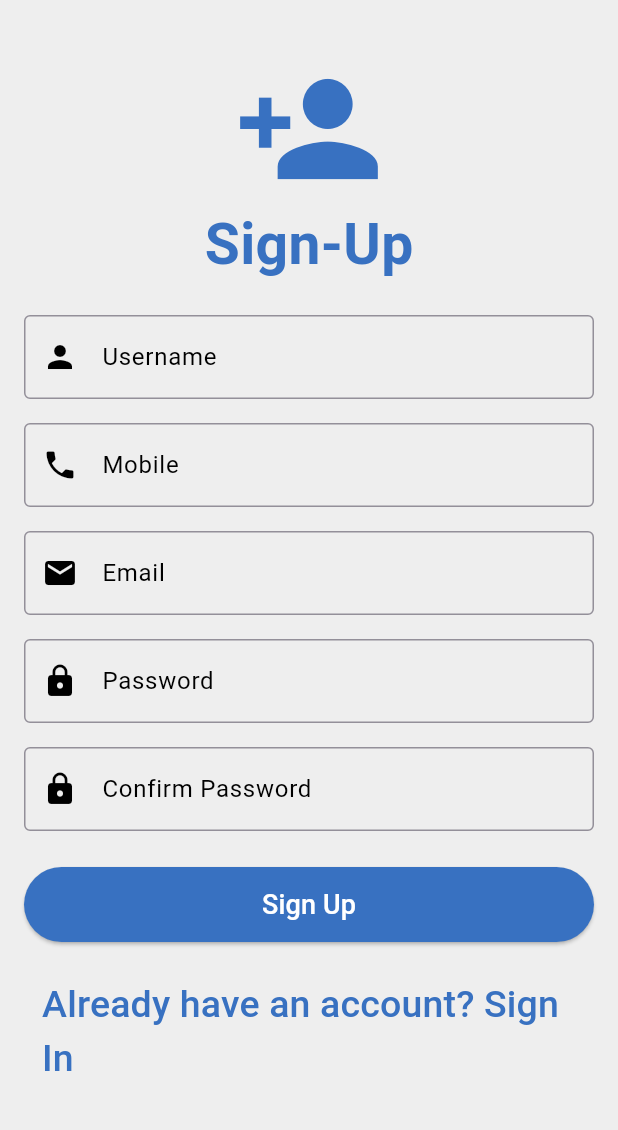
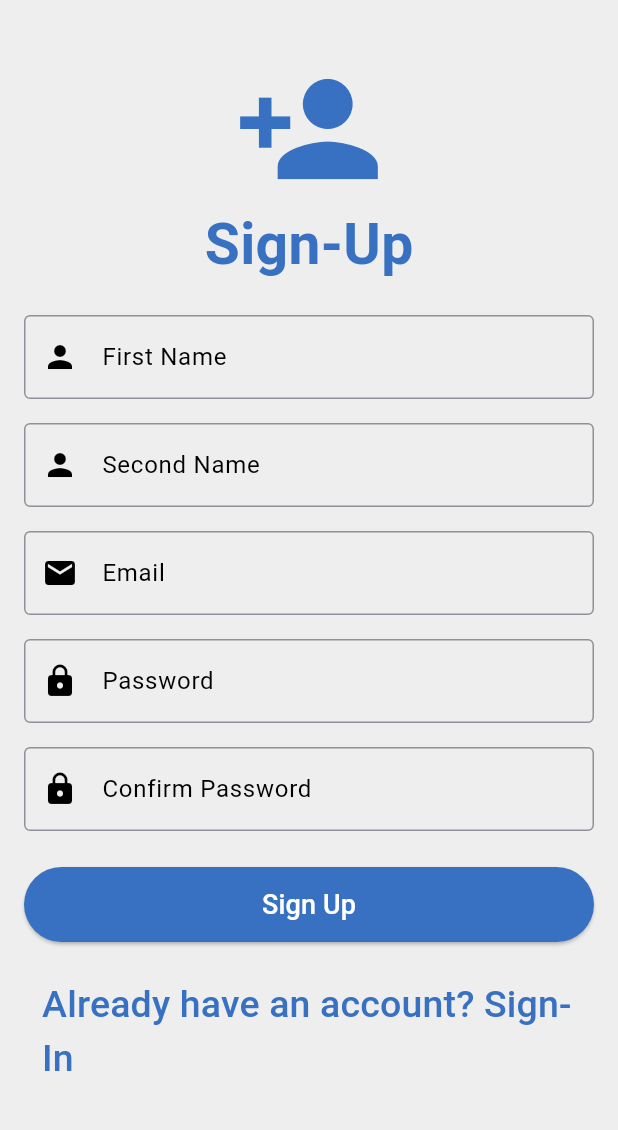
Before and after one commit to Mohammed-Ahmed11/Graduation-App, a Flutter app: the LoginPage screen opened directly, after a tap on "Login", after a tap on "Don't have an account? Sign Up", on a phone screen of 412 x 824 dp, the part 84-1214 px from its top. Run offline on Flutter 3.47's test engine with Material 3 defaults, Android fonts, the phone set to English and light mode, and no system bars; our stand-ins replace flutter_tts, image_picker, speech_to_text.

Commit message:
connect backend with front
Login & Register

```diff
--- a/home_app/smarthome/lib/login_page.dart
+++ b/home_app/smarthome/lib/login_page.dart
@@ -1,6 +1,10 @@
 import 'package:flutter/material.dart';
-import 'register_page.dart'; // Import Register Page for navigation
-import 'forget_password.dart'; // Import Forget Password Page
+import 'category_page.dart';
+import 'register_page.dart';
+import 'forget_password.dart';
+import 'package:http/http.dart' as http;
+import 'dart:convert';
+
 
 class LoginPage extends StatefulWidget {
   const LoginPage({super.key});
@@ -15,14 +19,54 @@ class _LoginPageState extends State<LoginPage> {
   final GlobalKey<FormState> _formKey = GlobalKey<FormState>();
   var bool_isLoading = false;
 
-  void _login() {
-    if (_formKey.currentState!.validate()) {
-      // Perform login logic here (e.g., Firebase authentication)
+  void _login() async {
+  if (_formKey.currentState!.validate()) {
+    setState(() {
+      bool_isLoading = true;
+    });
+
+    final String email = _emailController.text.trim();
+    final String password = _passwordController.text.trim();
+
+    try {
+      final response = await http.post(
+        Uri.parse('http://10.0.2.2:3000/api/login'),
+        headers: {'Content-Type': 'application/json'},
+        body: jsonEncode({
+          'email': email,
+          'password': password,
+        }),
+      );
+
+      final data = jsonDecode(response.body);
+
+      if (response.statusCode == 200 && data['success'] == true) {
+        ScaffoldMessenger.of(context).showSnackBar(
+          SnackBar(content: Text('Login successful! Welcome ${data['user']['firstName']}')),
+        );
+
+        Navigator.pushReplacement(
+          // ignore: use_build_context_synchronously
+          context,
+          MaterialPageRoute(builder: (context) => CategoryPage()),
+        );
+      } else {
+        // ignore: use_build_context_synchronously
+        ScaffoldMessenger.of(context).showSnackBar(
+          SnackBar(content: Text(data['message'] ?? 'Login failed')),
+        );
+      }
+    } catch (e) {
       ScaffoldMessenger.of(context).showSnackBar(
-        const SnackBar(content: Text('Login Successful!')),
+        SnackBar(content: Text('An error occurred: $e')),
       );
     }
+
+    setState(() {
+      bool_isLoading = false;
+    });
   }
+}
 
   @override
   Widget build(BuildContext context) {
--- a/home_app/smarthome/lib/register_page.dart
+++ b/home_app/smarthome/lib/register_page.dart
@@ -1,26 +1,59 @@
 import 'package:flutter/material.dart';
-import 'login_page.dart'; // Import Login Page for navigation
+import 'login_page.dart';
+import 'package:http/http.dart' as http; // Import http package for API calls
+import 'dart:convert';
 
 class RegisterPage extends StatefulWidget {
   const RegisterPage({super.key});
 
   @override
+  // ignore: library_private_types_in_public_api
   _RegisterPageState createState() => _RegisterPageState();
 }
 
 class _RegisterPageState extends State<RegisterPage> {
-  final TextEditingController _usernameController = TextEditingController();
+  final TextEditingController _firstNameController = TextEditingController();
+  final TextEditingController _secondNameController = TextEditingController();
   final TextEditingController _emailController = TextEditingController();
   final TextEditingController _passwordController = TextEditingController();
   final TextEditingController _confirmPasswordController = TextEditingController();
   final GlobalKey<FormState> _formKey = GlobalKey<FormState>();
 
-  void _register() {
+  void _register() async {
     if (_formKey.currentState!.validate()) {
-      // Perform registration logic here
-      ScaffoldMessenger.of(context).showSnackBar(
-        const SnackBar(content: Text('Registration Successful!')),
-      );
+      final url = Uri.parse('http://10.0.2.2:3000/api/register');
+
+      try {
+        final response = await http.post(
+          url,
+          headers: {'Content-Type': 'application/json'},
+          body: json.encode({
+            "firstName": _firstNameController.text.trim(),
+            "secoundName": _secondNameController.text.trim(), // use same spelling as backend expects
+            "email": _emailController.text.trim(),
+            "password": _passwordController.text,
+          }),
+        );
+
+        if (response.statusCode == 200) {
+          ScaffoldMessenger.of(context).showSnackBar(
+            const SnackBar(content: Text('Registration successful')),
+          );
+
+          Navigator.pushReplacement(
+            context,
+            MaterialPageRoute(builder: (_) => const LoginPage()),
+          );
+        } else {
+          ScaffoldMessenger.of(context).showSnackBar(
+            SnackBar(content: Text('Registration failed: ${response.body}')),
+          );
+        }
+      } catch (e) {
+        ScaffoldMessenger.of(context).showSnackBar(
+          SnackBar(content: Text('Error occurred: $e')),
+        );
+      }
     }
   }
 
@@ -60,34 +93,34 @@ class _RegisterPageState extends State<RegisterPage> {
               ),
               const SizedBox(height: 20),
               TextFormField(
-                controller: _usernameController,
+                controller: _firstNameController,
                 style: const TextStyle(color: Colors.black), // Set text color to black
                 decoration: const InputDecoration(
-                  labelText: "Username",
+                  labelText: "First Name",
                   labelStyle: TextStyle(color: Colors.black), // Label text color
                   border: OutlineInputBorder(),
                   prefixIcon: Icon(Icons.person, color: Colors.black), // Icon color
                 ),
                 validator: (value) {
                   if (value == null || value.isEmpty) {
-                    return 'Please enter your username';
+                    return 'Please enter your First Name';
                   }
                   return null;
                 },
               ),
               const SizedBox(height: 16),
               TextFormField(
-                controller: _usernameController,
+                controller: _secondNameController,
                 style: const TextStyle(color: Colors.black), // Set text color to black
                 decoration: const InputDecoration(
-                  labelText: "Mobile",
+                  labelText: "Second Name",
                   labelStyle: TextStyle(color: Colors.black), // Label text color
                   border: OutlineInputBorder(),
-                  prefixIcon: Icon(Icons.phone, color: Colors.black), // Icon color
+                  prefixIcon: Icon(Icons.person, color: Colors.black), // Icon color
                 ),
                 validator: (value) {
                   if (value == null || value.isEmpty) {
-                    return 'Please enter your phone';
+                    return 'Please enter your Second Name';
                   }
                   return null;
                 },
@@ -171,7 +204,7 @@ class _RegisterPageState extends State<RegisterPage> {
                   );
                 },
                 child: const Text(
-                  "Already have an account? Sign In",
+                  "Already have an account? Sign-In",
                   style: TextStyle(
                     color: Color(0xFF3871c1),
                     fontSize: 25,
--- a/home_app/smarthome/pubspec.yaml
+++ b/home_app/smarthome/pubspec.yaml
@@ -33,7 +33,7 @@ dependencies:
   image_picker: ^1.0.4
   speech_to_text: ^6.4.0
   flutter_tts: ^3.8.5
-  http: ^1.1.0
+  http: ^0.13.6
   firebase_core: any
   firebase_auth: any
 
```
Also changed, not shown: home_app/smarthome/pubspec.lock.
